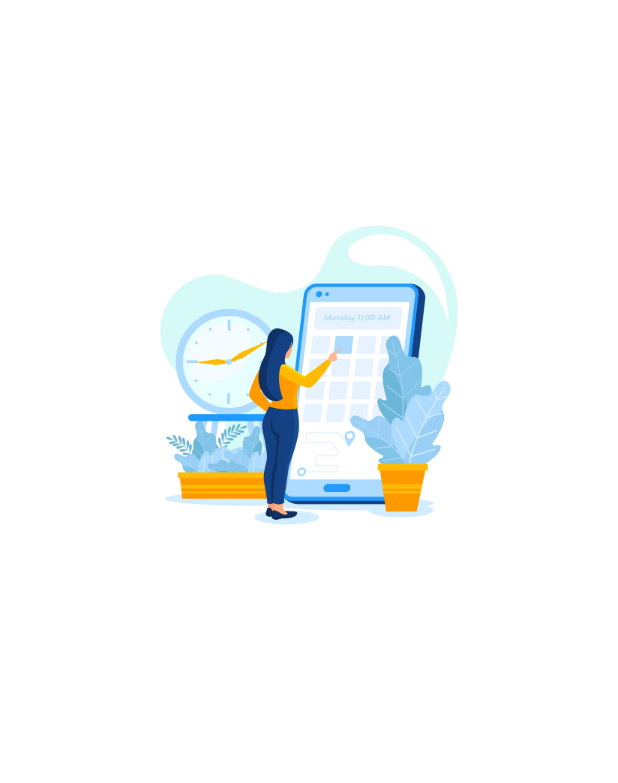
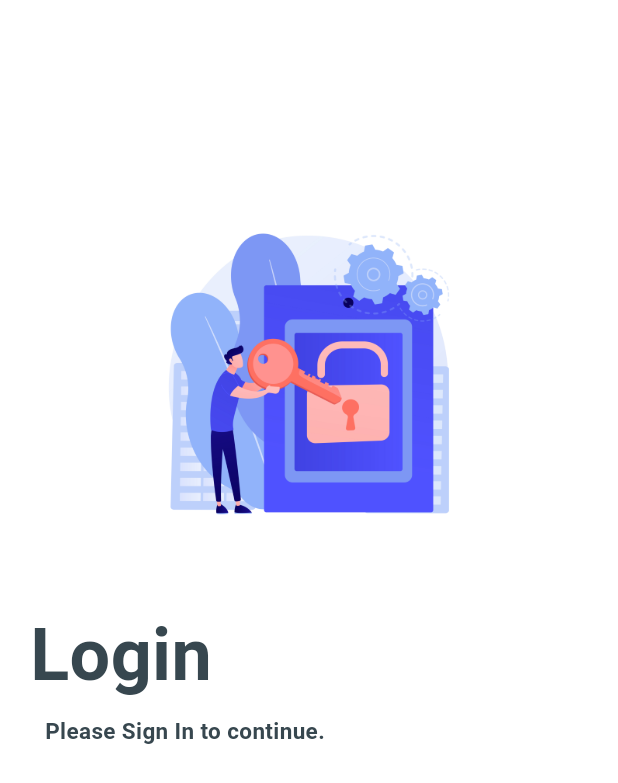
Before and after one commit to SaketAkella/attendance_tracker, a Flutter app: the SigninPage screen opened directly, on a phone screen of 412 x 824 dp. Shown: the top 783 px of the screen. Run offline on Flutter 3.47's test engine with Material 3 defaults, Android fonts, the phone set to English and light mode, and no system bars.

Commit message:
additional widgets

```diff
--- a/lib/main.dart
+++ b/lib/main.dart
@@ -20,7 +20,7 @@ class MyApp extends StatelessWidget {
         colorScheme: ColorScheme.fromSeed(seedColor: Colors.deepPurple),
         useMaterial3: true,
       ),
-      home: const CustomTextField(),
+      home: const SigninPage(),
     );
   }
 }
--- a/lib/pages/signin_page.dart
+++ b/lib/pages/signin_page.dart
@@ -3,10 +3,11 @@ import 'package:attendance_tracker/widgets/login_image.dart';
 
 class SigninPage extends StatelessWidget {
   const SigninPage({Key? key}) : super(key: key);
+
   @override
   Widget build(BuildContext context) {
-    //return LoginImage();
-    return Container(
+    return Scaffold(
+      body: Container(
         color: Colors.white,
         child: Stack(
           children: [
@@ -15,13 +16,49 @@ class SigninPage extends StatelessWidget {
               child: Align(
                 alignment: Alignment.topCenter,
                 child: Image.asset(
-                'assets/images/3886130.jpg',
+                  'assets/images/1.jpg',
                   width: 250,
                   height: 250,
                 ),
               ),
             ),
+            const Align(
+              alignment: Alignment.centerLeft,
+              child: Padding(
+                padding: EdgeInsets.only(
+                  top: 50.0,
+                  left: 20.0,
+                ),
+                child: Text(
+                  'Login',
+                  style: TextStyle(
+                    fontSize: 48,
+                    fontWeight: FontWeight.w700,
+                    color: Color(0xFF37474F),
+                    fontFamily: 'sans-serif'
+                  ),
+                ),
+              ),
+            ),
+            const Align(
+              alignment: Alignment.centerLeft,
+              child: Padding(
+                padding: EdgeInsets.only(
+                  left: 30,
+                  top: 150
+                  ),
+                child: Text(
+                  'Please Sign In to continue.',
+                  style: TextStyle(
+                      fontSize: 15,
+                      fontWeight: FontWeight.bold,
+                      color: Color(0xFF37474F),
+                      fontFamily: 'sans-serif'),
+                ),
+              ),
+            ),
           ],
+        ),
       ),
     );
   }
--- a/lib/widgets/login_image.dart
+++ b/lib/widgets/login_image.dart
@@ -13,8 +13,8 @@ class LoginImage extends StatelessWidget {
             alignment: Alignment.topCenter,
             child: Image.asset(
               'assets/images/login_image.png',
-              width: 100,
-              height: 100,
+              width: 250,
+              height: 250,
             ),
           ),
         ),
--- a/pubspec.yaml
+++ b/pubspec.yaml
@@ -60,7 +60,9 @@ flutter:
 
   # To add assets to your application, add an assets section, like this:
   assets:
-    - assets/images/
+    - assets/images/3886130.jpg
+    - assets/images/5556.jpg
+    - assets/images/1.jpg
   #   - images/a_dot_ham.jpeg
 
   # An image asset can refer to one or more resolution-specific "variants", see
```
Also changed, not shown: lib/widgets/text_field.dart (+7 -5 lines), assets/images/1.jpg (added), assets/images/5556.jpg (added). Lines whose indentation alone changed are shown as unchanged.
